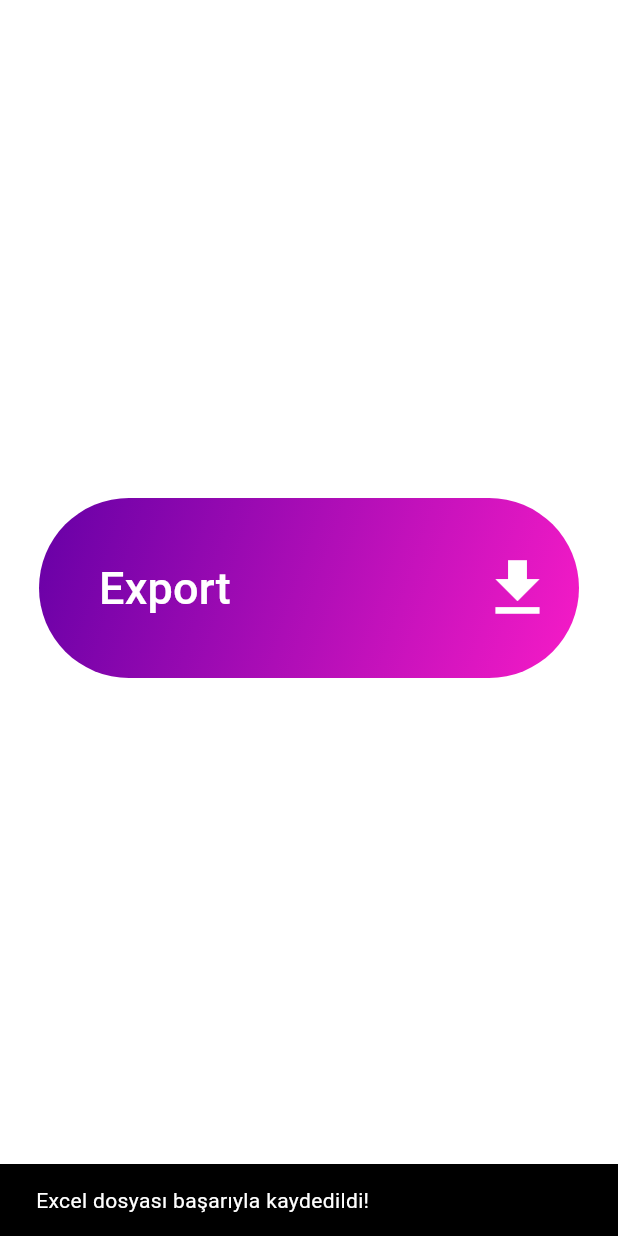
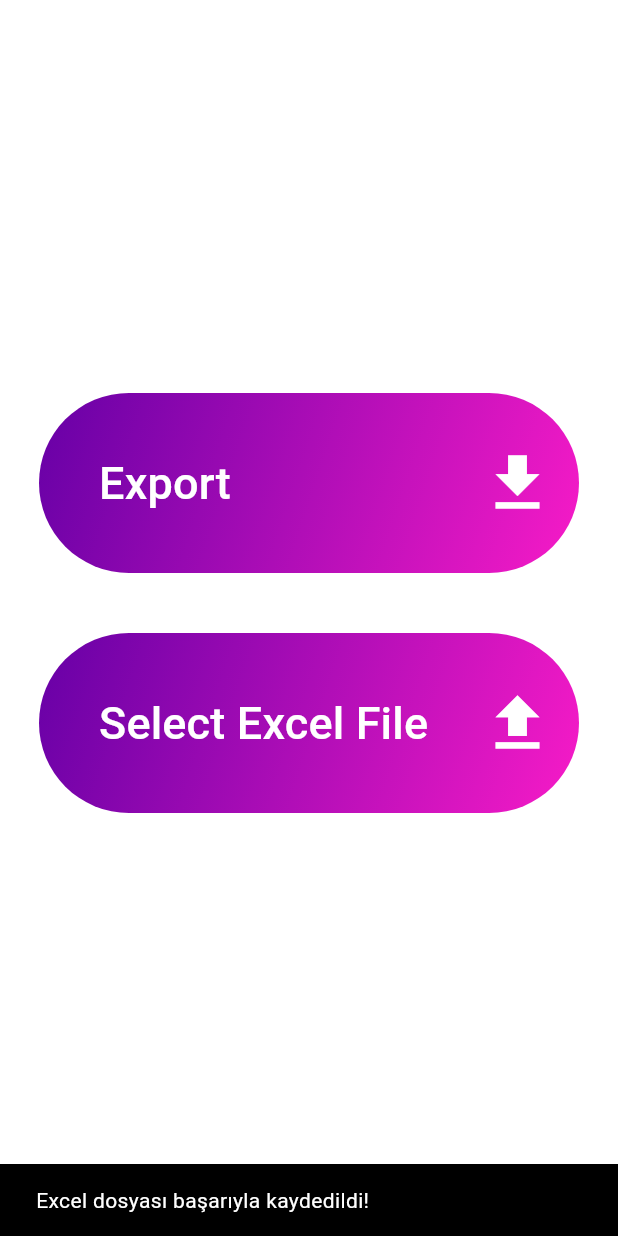
Before and after one commit to erengk/ExcelCreator, a Flutter app: the screen it shows after launch, after a tap on "Export", on a phone screen of 412 x 824 dp. Run offline on Flutter 3.47's test engine with Material 3 defaults, Android fonts, the phone set to English and light mode, and no system bars; our stand-ins replace file_picker, open_file; missing offline and left inert: excel.

Commit message:
excel viewer eklendi

```diff
--- a/lib/main.dart
+++ b/lib/main.dart
@@ -1,8 +1,12 @@
 import 'package:flutter/material.dart';
 import 'package:excel/excel.dart';
+import 'package:open_file/open_file.dart';
 import 'package:path_provider/path_provider.dart';
 import 'custom_icon_button.dart';
 import 'dart:io';
+import 'package:intl/intl.dart';
+import 'package:file_picker/file_picker.dart';
+import 'package:path/path.dart' as path;
 
 void main() {
   runApp(const MyApp());
@@ -33,6 +37,7 @@ class MyHomePage extends StatefulWidget {
 }
 
 class _MyHomePageState extends State<MyHomePage> {
+  String? _filePath;
 
   @override
   Widget build(BuildContext context) {
@@ -48,6 +53,17 @@ class _MyHomePageState extends State<MyHomePage> {
               iconData: Icons.download,
             ),
             SizedBox(height: 40),
+            CustomIconButton(
+              text: 'Select Excel File',
+              onPressed: _selectExcelFile,
+              iconData: Icons.upload,
+            ),
+            SizedBox(height: 20),
+            if (_filePath != null)
+            Padding(padding: const EdgeInsets.all(16.0), child:
+          Text("Seçilen dosya: ${path.basename(_filePath!)}",
+        style: TextStyle(fontSize: 16, fontWeight: FontWeight.bold, color: Colors.deepPurple)),),
+
           ],
         ),
       ),
@@ -69,16 +85,44 @@ class _MyHomePageState extends State<MyHomePage> {
   Future<void> createAndSaveExcel() async {
     try {
       var excel = Excel.createExcel();
-      var sheet = excel['Sheet1'];
+      var sheet = excel['Puantaj'];
 
       List<CellValue?> dataList = [
-        TextCellValue('Google'),
-        TextCellValue('loves'),
-        TextCellValue('Flutter'),
-        TextCellValue('and'),
-        TextCellValue('Flutter'),
-        TextCellValue('loves'),
-        TextCellValue('Excel')
+        TextCellValue('No'),
+        TextCellValue('Ad/Soyad'),
+        TextCellValue('TC'),
+        TextCellValue('Görevi'),
+        TextCellValue('1'),
+        TextCellValue('2'),
+        TextCellValue('3'),
+        TextCellValue('4'),
+        TextCellValue('5'),
+        TextCellValue('6'),
+        TextCellValue('7'),
+        TextCellValue('8'),
+        TextCellValue('9'),
+        TextCellValue('10'),
+        TextCellValue('11'),
+        TextCellValue('12'),
+        TextCellValue('13'),
+        TextCellValue('14'),
+        TextCellValue('15'),
+        TextCellValue('16'),
+        TextCellValue('17'),
+        TextCellValue('18'),
+        TextCellValue('19'),
+        TextCellValue('20'),
+        TextCellValue('21'),
+        TextCellValue('22'),
+        TextCellValue('23'),
+        TextCellValue('24'),
+        TextCellValue('25'),
+        TextCellValue('26'),
+        TextCellValue('27'),
+        TextCellValue('28'),
+        TextCellValue('29'),
+        TextCellValue('30'),
+        TextCellValue('31')
       ];
       sheet.appendRow(dataList);
 
@@ -89,7 +133,11 @@ class _MyHomePageState extends State<MyHomePage> {
         throw 'Harici depolama alanı bulunamadı';
       }
 
-      String filePath = '/storage/emulated/0/Download/Deneme.xlsx'; // Belirtilen klasöre kaydedin
+      DateTime now = DateTime.now();
+      String formattedDate = DateFormat('yyyy-MM-dd').format(now);
+      String fileName = 'Puantaj-$formattedDate.xlsx';
+      String filePath = '/storage/emulated/0/Download/$fileName';
+
       File file = File(filePath);
 
       await file.writeAsBytes(bytes!);
@@ -98,4 +146,79 @@ class _MyHomePageState extends State<MyHomePage> {
       print('Dosya kaydetme sırasında bir hata oluştu: $e');
     }
   }
+
+  void readExcelFile(String filePath) async {
+    var file = File(filePath);
+    if (file.existsSync()) {
+      var bytes = file.readAsBytesSync();
+      var excel = Excel.decodeBytes(bytes);
+
+      for (var table in excel.tables.keys) {
+        print(table); //sheet Name
+        print(excel.tables[table]!.maxColumns);
+        print(excel.tables[table]!.maxRows);
+        for (var row in excel.tables[table]!.rows) {
+          for (var cell in row) {
+            print('cell ${cell?.rowIndex}/${cell?.columnIndex}');
+            final value = cell?.value;
+            print('Value: $value');
+          }
+        }
+      }
+    } else {
+      print("Dosya bulunamadı!");
+    }
+  }
+
+  Future<List<File>> listExcelFiles(String directoryPath) async {
+    final directory = Directory(directoryPath);
+    List<File> excelFiles = [];
+
+    await for (var entity in directory.list()) {
+      if (entity is File && entity.path.endsWith('.xlsx')) {
+        excelFiles.add(entity);
+      }
+    }
+
+    return excelFiles;
+  }
+
+  void _showExcelFilePicker(List<File> files) {
+    showModalBottomSheet(
+      context: context,
+      builder: (context) {
+        return ListView.builder(
+          itemCount: files.length,
+          itemBuilder: (context, index) {
+            return ListTile(
+              title: Text(path.basename(files[index].path)),
+              onTap: () {
+                Navigator.pop(context);
+                setState(() {
+                  _filePath = files[index].path;
+                });
+                readExcelFile(_filePath!);
+              },
+            );
+          },
+        );
+      },
+    );
+  }
+
+  void _selectExcelFile() async {
+    const directoryPath = '/storage/emulated/0/Download/';
+    List<File> files = await listExcelFiles(directoryPath);
+    if (files.isNotEmpty) {
+      OpenFile.open(files[0].path);
+      return;
+      setState(() {
+        _showExcelFilePicker(files);
+      });
+    } else {
+      ScaffoldMessenger.of(context).showSnackBar(
+        SnackBar(content: Text('Dosya bulunamadı')),
+      );
+    }
+  }
 }
--- a/pubspec.yaml
+++ b/pubspec.yaml
@@ -34,6 +34,10 @@ dependencies:
   path_provider: ^2.0.2
   permission_handler: ^10.0.0
   share_plus: ^2.0.4
+  intl: ^0.17.0
+  file_picker: ^4.0.0
+  path: ^1.8.0
+  open_file: ^3.2.1
   # The following adds the Cupertino Icons font to your application.
   # Use with the CupertinoIcons class for iOS style icons.
   cupertino_icons: ^1.0.2
```
Also changed, not shown: pubspec.lock.
